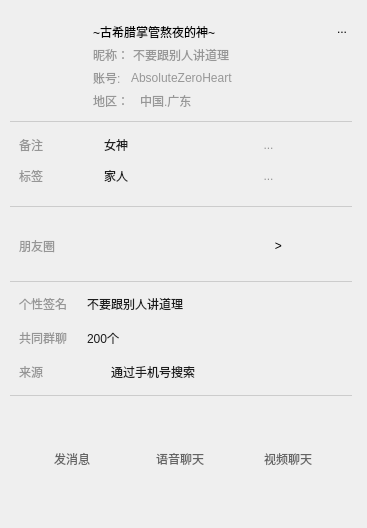
First picture: the form in src/ui/src/dialogBox/UserInfoWidget.ui, repository Yaro-Moss/YaroWX, before the edit.
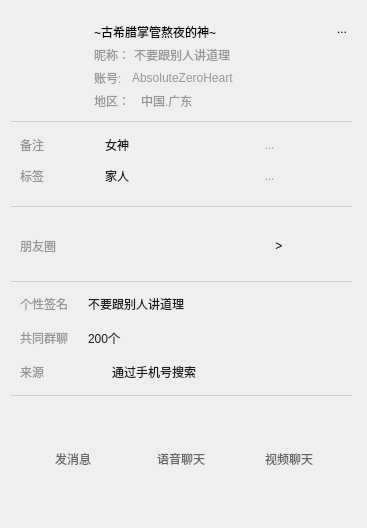
Second picture: the form after the edit. Icons and pictures are not drawn. Custom widgets are drawn as their Qt base class.

The edit to the form file:
```diff
--- a/src/ui/src/dialogBox/UserInfoWidget.ui
+++ b/src/ui/src/dialogBox/UserInfoWidget.ui
@@ -24,7 +24,7 @@
     <number>0</number>
    </property>
    <property name="leftMargin">
-    <number>10</number>
+    <number>11</number>
    </property>
    <property name="topMargin">
     <number>11</number>
@@ -66,7 +66,7 @@
           <number>0</number>
          </property>
          <property name="topMargin">
-          <number>6</number>
+          <number>0</number>
          </property>
          <property name="rightMargin">
           <number>5</number>
```
Left out of the diff: 2 changed lines with no effect on the pictures.
